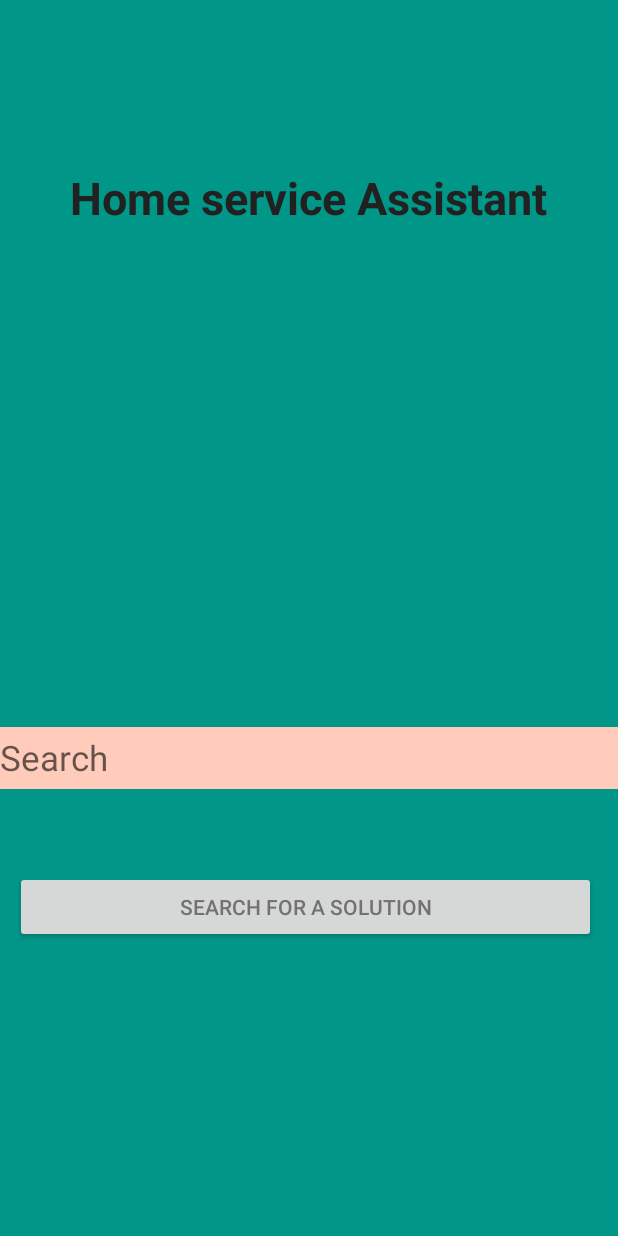
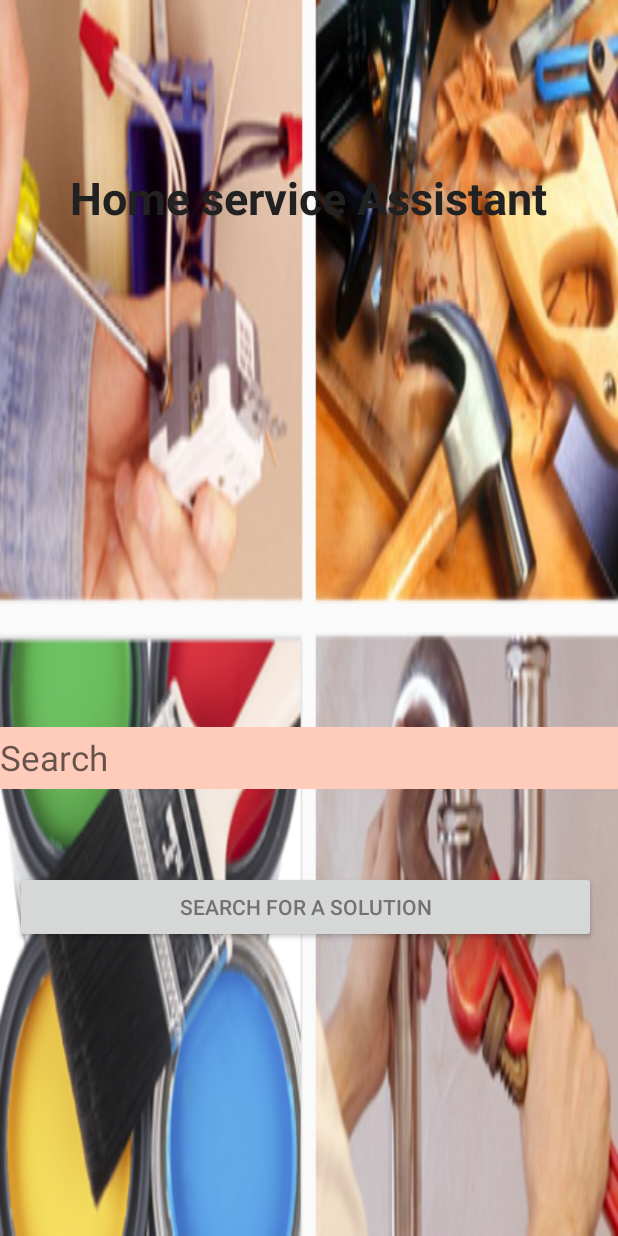
Before and after one commit to George-Stephen/Home-service-Assistant, an Android app: the Search screen opened directly, with no data from a screen before it, on a phone screen of 412 x 824 dp. Run offline under Robolectric (Android 15) with nearby library versions, the phone set to English and light mode, and no system bars; our stand-ins replace ButterKnife.

Commit message:
adding background

```diff
--- a/app/src/main/res/layout/activity_search.xml
+++ b/app/src/main/res/layout/activity_search.xml
@@ -1,6 +1,6 @@
 <?xml version="1.0" encoding="utf-8"?>
 <RelativeLayout xmlns:android="http://schemas.android.com/apk/res/android"
-    android:layout_width="match_parent" android:layout_height="match_parent" android:background="@color/colorAccent">
+    android:layout_width="match_parent" android:layout_height="match_parent" android:background="@drawable/unnamed">
     <TextView
         android:layout_width="wrap_content"
         android:layout_height="wrap_content"
```
